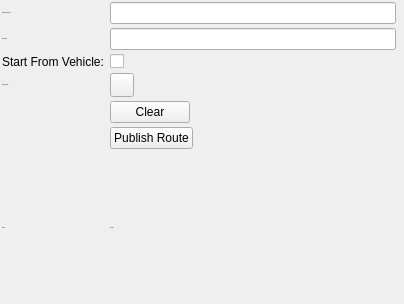
Before: the Qt Designer form mapviz_plugins/ui/plan_route_config.ui in ros2-gbp/mapviz-release, drawn with Qt 5.
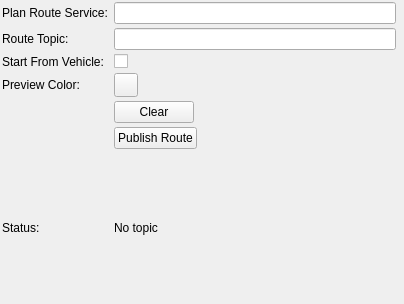
After: the same form once the commit is applied. Custom widgets are drawn as their Qt base class.

What changed in the file:
```diff
--- a/mapviz_plugins/ui/plan_route_config.ui
+++ b/mapviz_plugins/ui/plan_route_config.ui
@@ -37,11 +37,6 @@
    </item>
    <item row="11" column="2" colspan="2">
     <widget class="QLabel" name="status">
-     <property name="font">
-      <font>
-       <pointsize>-1</pointsize>
-      </font>
-     </property>
      <property name="styleSheet">
       <string notr="true"/>
      </property>
@@ -55,11 +50,6 @@
    </item>
    <item row="6" column="0">
     <widget class="QLabel" name="label_3">
-     <property name="font">
-      <font>
-       <pointsize>-1</pointsize>
-      </font>
-     </property>
      <property name="text">
       <string>Preview Color:</string>
      </property>
@@ -67,11 +57,6 @@
    </item>
    <item row="2" column="0">
     <widget class="QLabel" name="label">
-     <property name="font">
-      <font>
-       <pointsize>-1</pointsize>
-      </font>
-     </property>
      <property name="text">
       <string>Plan Route Service:</string>
      </property>
@@ -98,11 +83,6 @@
    </item>
    <item row="2" column="2">
     <widget class="QLineEdit" name="service">
-     <property name="font">
-      <font>
-       <pointsize>-1</pointsize>
-      </font>
-     </property>
     </widget>
    </item>
    <item row="10" column="2">
@@ -120,11 +100,6 @@
    </item>
    <item row="11" column="0">
     <widget class="QLabel" name="label_2">
-     <property name="font">
-      <font>
-       <pointsize>-1</pointsize>
-      </font>
-     </property>
      <property name="text">
       <string>Status:</string>
      </property>
@@ -132,11 +107,6 @@
    </item>
    <item row="3" column="0">
     <widget class="QLabel" name="label_4">
-     <property name="font">
-      <font>
-       <pointsize>-1</pointsize>
-      </font>
-     </property>
      <property name="text">
       <string>Route Topic:</string>
      </property>
```
